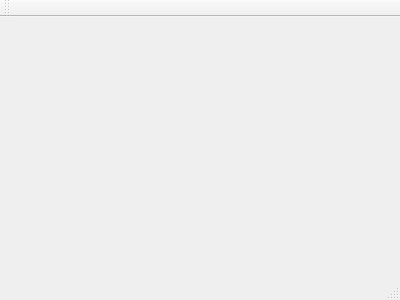
Qt form src/zzplayer/mainwindow.ui (zhangs-org/ZZMediaPlayer) before a commit.
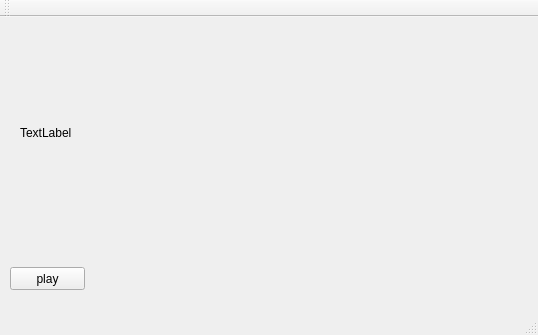
The same form after that commit.

Diff of the .ui file:
```diff
--- a/src/zzplayer/mainwindow.ui
+++ b/src/zzplayer/mainwindow.ui
@@ -1,24 +1,66 @@
 <ui version="4.0">
  <class>MainWindow</class>
- <widget class="QMainWindow" name="MainWindow" >
-  <property name="geometry" >
+ <widget class="QMainWindow" name="MainWindow">
+  <property name="geometry">
    <rect>
     <x>0</x>
     <y>0</y>
-    <width>400</width>
-    <height>300</height>
+    <width>538</width>
+    <height>335</height>
    </rect>
   </property>
   <property name="windowTitle" >
    <string>MainWindow</string>
   </property>
-  <widget class="QMenuBar" name="menuBar" />
-  <widget class="QToolBar" name="mainToolBar" />
-  <widget class="QWidget" name="centralWidget" />
-  <widget class="QStatusBar" name="statusBar" />
+  <widget class="QWidget" name="centralWidget">
+   <widget class="QPushButton" name="playButton">
+    <property name="geometry">
+     <rect>
+      <x>10</x>
+      <y>250</y>
+      <width>75</width>
+      <height>23</height>
+     </rect>
+    </property>
+    <property name="text">
+     <string>play</string>
+    </property>
+   </widget>
+   <widget class="QLabel" name="videoShow">
+    <property name="geometry">
+     <rect>
+      <x>20</x>
+      <y>10</y>
+      <width>461</width>
+      <height>211</height>
+     </rect>
+    </property>
+    <property name="text">
+     <string>TextLabel</string>
+    </property>
+   </widget>
+  </widget>
+  <widget class="QMenuBar" name="menuBar">
+   <property name="geometry">
+    <rect>
+     <x>0</x>
+     <y>0</y>
+     <width>538</width>
+     <height>21</height>
+    </rect>
+   </property>
+  </widget>
+  <widget class="QToolBar" name="mainToolBar">
+   <attribute name="toolBarArea">
+    <enum>TopToolBarArea</enum>
+   </attribute>
+   <attribute name="toolBarBreak">
+    <bool>false</bool>
+   </attribute>
+  </widget>
+  <widget class="QStatusBar" name="statusBar"/>
  </widget>
- <layoutDefault spacing="6" margin="11" />
- <pixmapfunction></pixmapfunction>
+ <layoutdefault spacing="6" margin="11"/>
  <resources/>
  <connections/>
 </ui>
```
Left out of the diff: 3 changed lines with no effect on the pictures.
